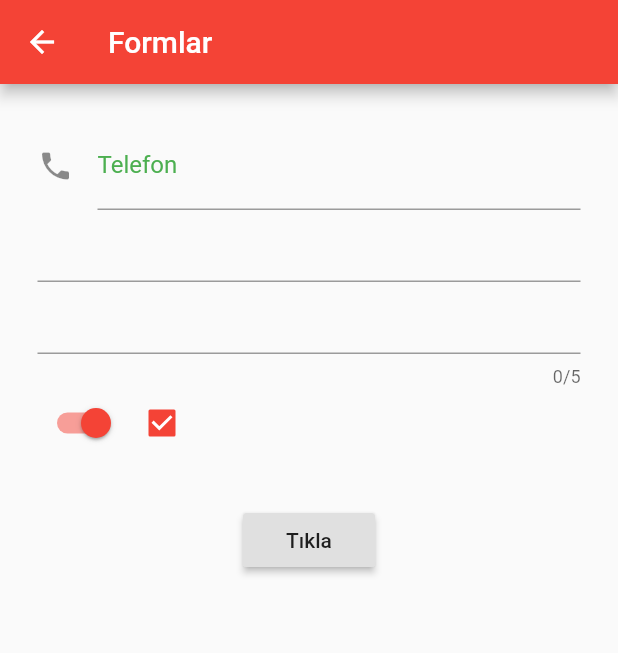
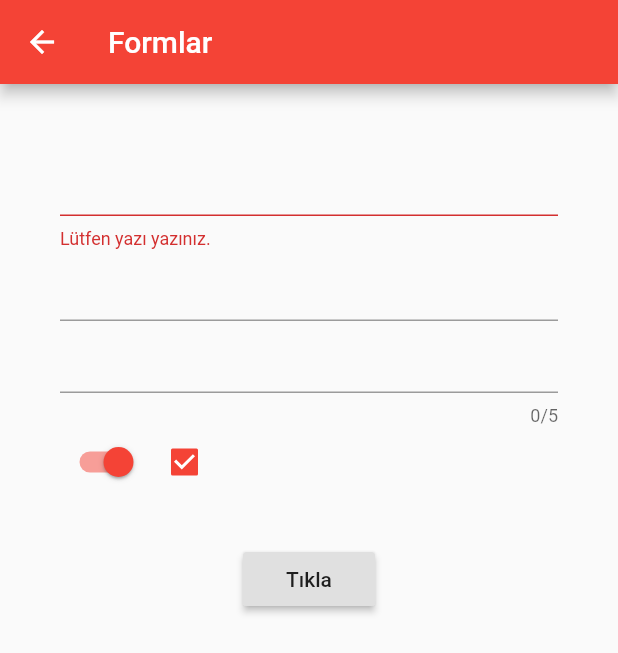
Before and after one commit to emralyilmaz/training_form_elemanlari, a Flutter app: the Home screen opened directly, after a tap on "Tıkla", on a phone screen of 412 x 824 dp. Shown: the top 653 px of the screen. Run offline on Flutter 3.47's test engine with Material 2 defaults, Android fonts, the phone set to English and light mode, and no system bars.

```diff
--- a/lib/main.dart
+++ b/lib/main.dart
@@ -40,18 +40,33 @@ class _FormWidgetState extends State<FormWidget> {
     return Form(
       key: _formKey,
       child: Padding(
-        padding: EdgeInsets.all(25),
+        padding: EdgeInsets.all(40),
         child: Column(
           children: <Widget>[
             TextFormField(
-              decoration: InputDecoration(
-                  icon: Icon(Icons.phone),
-                  labelText: "Telefon",
-                  labelStyle: TextStyle(color: Colors.green),
-                  hintText: "Lütfen telefon numaranızı giriniz.",
-                  hintStyle: TextStyle(color: Colors.blue)),
+              // validator işlemi sadece textformfield'larda çalısır.
+              validator: (value) {
+                if (value.isEmpty) {
+                  return "Lütfen yazı yazınız.";
+                } else {
+                  return null;
+                }
+              },
+              // decoration: InputDecoration(
+              //     icon: Icon(Icons.phone),
+              //     labelText: "Telefon",
+              //     labelStyle: TextStyle(color: Colors.green),
+              //     hintText: "Lütfen telefon numaranızı giriniz.",
+              //     hintStyle: TextStyle(color: Colors.blue)),
             ),
             TextFormField(
+              validator: (value) {
+                if (value.length > 4) {
+                  return "Lütfen en az 4 karakter yazınız.";
+                } else {
+                  return null;
+                }
+              },
               keyboardType: TextInputType.number,
               // obscureText: true,
               // decoration: InputDecoration(
@@ -92,7 +107,12 @@ class _FormWidgetState extends State<FormWidget> {
               child: RaisedButton(
                   child: Text("Tıkla"),
                   onPressed: () {
-                    FocusScope.of(context).requestFocus(myFocusNode);
+                    if (_formKey.currentState.validate()) {
+                      Scaffold.of(context).showSnackBar(SnackBar(
+                        content: Text("Kısıtlamadan Geçtiniz."),
+                      ));
+                    }
+                    // FocusScope.of(context).requestFocus(myFocusNode);
                   }),
             )
           ],
```
